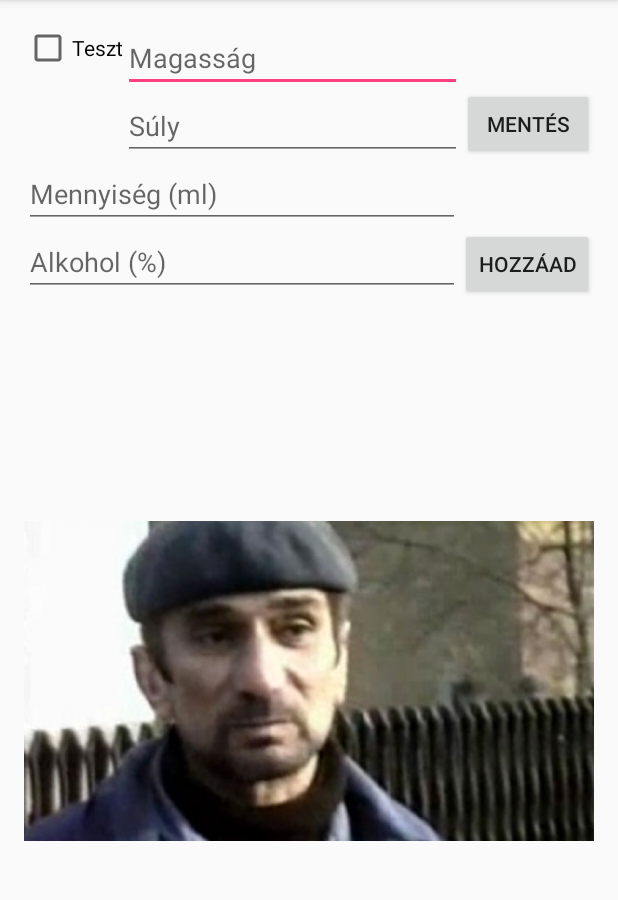
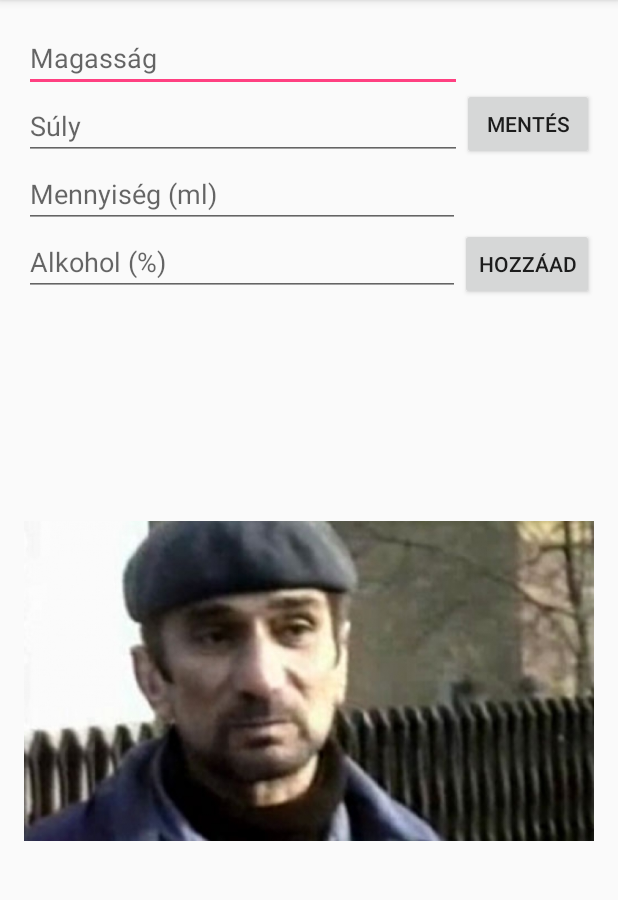
Before and after one commit to eke-android/HUSI, an Android app: the screen it shows after launch (MainActivity), on a phone screen of 412 x 824 dp, the part 84-984 px from its top. Run offline under Robolectric (Android 15) with nearby library versions, the phone set to English and light mode, and no system bars.

```diff
--- a/HUSI/app/src/main/java/hu/paprikapp/husi/MainActivity.java
+++ b/HUSI/app/src/main/java/hu/paprikapp/husi/MainActivity.java
@@ -4,11 +4,8 @@ import android.os.Bundle;
 import android.support.v7.app.AppCompatActivity;
 import android.view.View;
 import android.widget.Button;
-import android.widget.CheckBox;
-import android.widget.CompoundButton;
 import android.widget.EditText;
 import android.widget.TextView;
-import android.widget.Toast;
 
 public class MainActivity extends AppCompatActivity {
 
@@ -22,15 +19,6 @@ public class MainActivity extends AppCompatActivity {
         final Button addButton = (Button) findViewById(R.id.add_button);
         final TextView listText = (TextView) findViewById(R.id.list_textView);
 
-        CheckBox checkbox = (CheckBox) findViewById(R.id.test_check);
-        checkbox.setOnCheckedChangeListener(new CompoundButton.OnCheckedChangeListener() {
-            @Override
-            public void onCheckedChanged(CompoundButton buttonView, boolean isChecked) {
-                Toast.makeText(MainActivity.this, "IsChecked: " + String.valueOf(isChecked), Toast.LENGTH_LONG).show();
-                addButton.setEnabled(isChecked);
-            }
-        });
-
         addButton.setOnClickListener(new View.OnClickListener() {
             @Override
             public void onClick(View v) {
--- a/HUSI/app/src/main/res/layout/activity_main.xml
+++ b/HUSI/app/src/main/res/layout/activity_main.xml
@@ -18,12 +18,6 @@
             android:layout_width="match_parent"
             android:layout_height="wrap_content"
             android:orientation="horizontal">
-
-            <CheckBox
-                android:id="@+id/test_check"
-                android:layout_width="wrap_content"
-                android:layout_height="wrap_content"
-                android:text="Teszt"/>
 
             <LinearLayout
                 android:layout_width="0dp"
```
